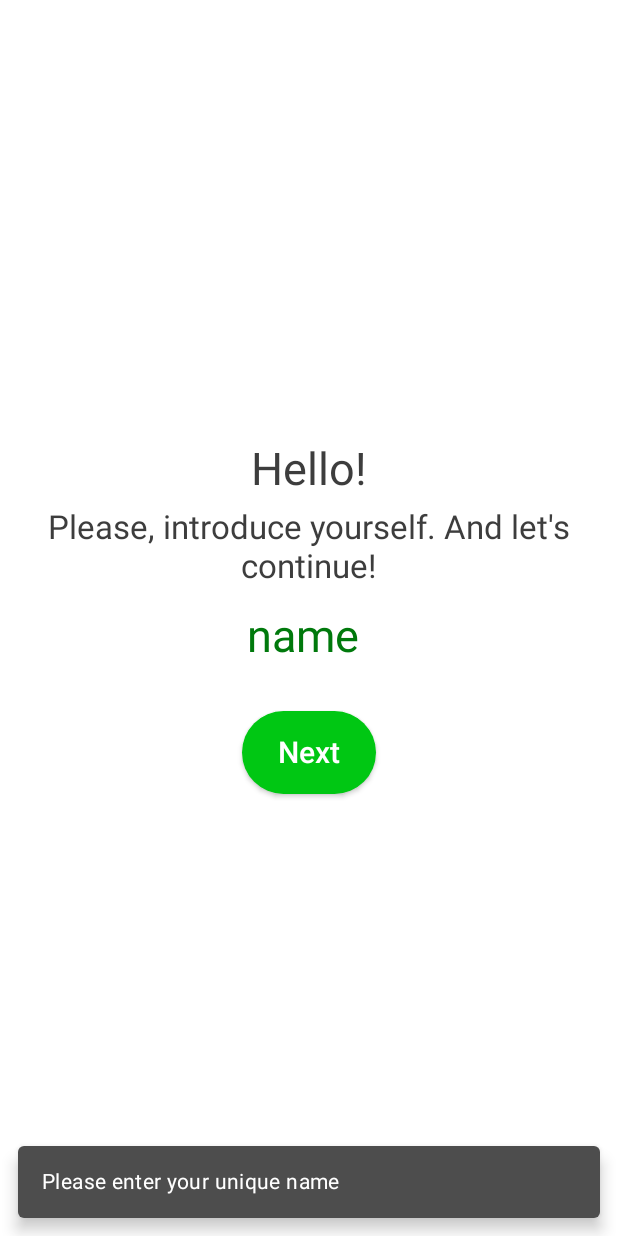
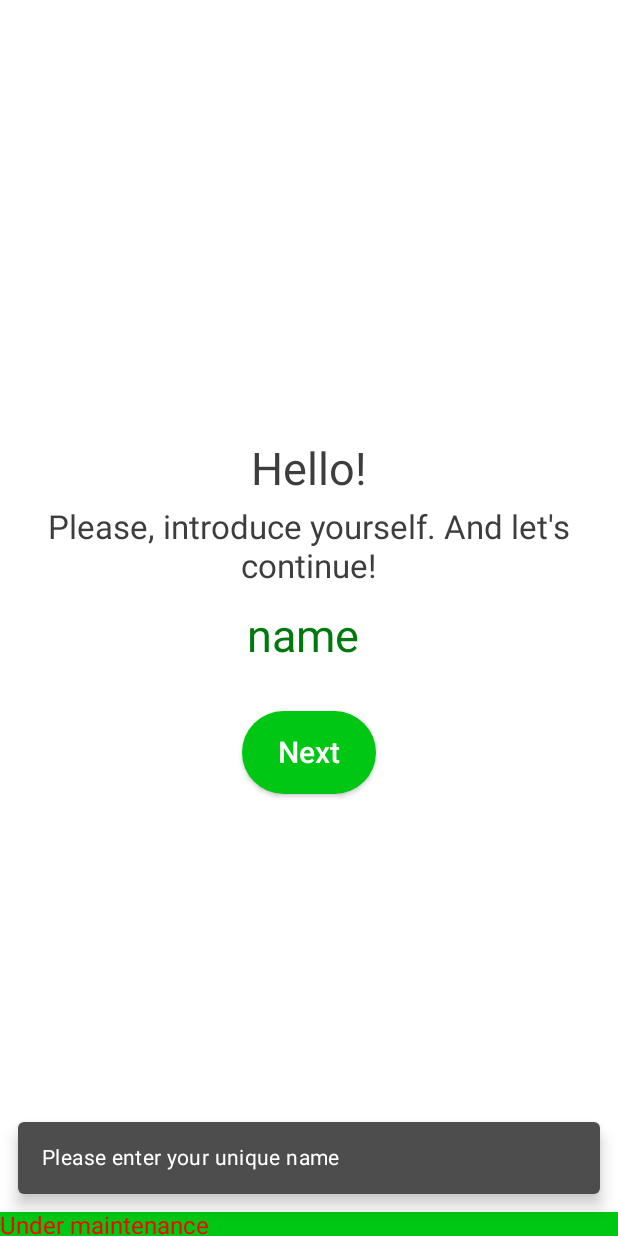
Before and after one commit to SVadimko/FoodTrackerApp, an Android app built with Jetpack Compose: the screen it shows after launch (MainActivity), after a tap on "Next", on a phone screen of 412 x 824 dp. Run offline under Robolectric (Android 15) with nearby library versions, the phone set to English and light mode, and no system bars; our stand-ins replace Dagger/Hilt's generated code.

Commit message:
add bottomsheet replace scaffold to bottomsheetscaffold

```diff
--- a/app/src/main/java/com/vadimko/foodtrackerapp/MainActivity.kt
+++ b/app/src/main/java/com/vadimko/foodtrackerapp/MainActivity.kt
@@ -4,11 +4,10 @@ import android.os.Bundle
 import androidx.activity.ComponentActivity
 import androidx.activity.compose.setContent
 import androidx.activity.viewModels
+import androidx.compose.foundation.layout.Box
 import androidx.compose.foundation.layout.fillMaxSize
 import androidx.compose.foundation.layout.padding
-import androidx.compose.material.Scaffold
-import androidx.compose.material.Text
-import androidx.compose.material.rememberScaffoldState
+import androidx.compose.material.*
 import androidx.compose.runtime.Composable
 import androidx.compose.runtime.getValue
 import androidx.compose.runtime.mutableStateOf
@@ -16,6 +15,7 @@ import androidx.compose.runtime.saveable.rememberSaveable
 import androidx.compose.ui.Modifier
 import androidx.compose.ui.draw.drawWithContent
 import androidx.compose.ui.tooling.preview.Preview
+import androidx.compose.ui.unit.dp
 import androidx.core.splashscreen.SplashScreen.Companion.installSplashScreen
 import androidx.navigation.NavType
 import androidx.navigation.compose.NavHost
@@ -50,6 +50,7 @@ class MainActivity : ComponentActivity() {
 
     private val viewModel: MainVM by viewModels()
 
+    @OptIn(ExperimentalMaterialApi::class)
     override fun onCreate(savedInstanceState: Bundle?) {
         super.onCreate(savedInstanceState)
         installSplashScreen().setKeepOnScreenCondition{
@@ -63,14 +64,19 @@ class MainActivity : ComponentActivity() {
                           color = MaterialTheme.colors.background
                       ) {*/
                 val navController = rememberNavController()
-                val scaffoldState = rememberScaffoldState()
+                val sheetState = rememberBottomSheetState(initialValue = BottomSheetValue.Collapsed)
+                val scaffoldState = rememberBottomSheetScaffoldState(bottomSheetState = sheetState)
                val navBackStackEntry by navController.currentBackStackEntryAsState()
                 val bottomBarState = rememberSaveable { (mutableStateOf(false)) }
                 when (navBackStackEntry?.destination?.route) {
                     Route.TRACKER_OVERVIEW, Route.SEARCH ->  bottomBarState.value = true
                     else -> bottomBarState.value = false
                 }
-                Scaffold(
+                BottomSheetScaffold(
+                    scaffoldState = scaffoldState,
+                    sheetContent = {
+                        BottomSheet()
+                    },
                   /*  bottomBar = {
                             BottomNavigationBar(
                                 items = NavBarItemsList.createNavItemsList(),
@@ -82,13 +88,13 @@ class MainActivity : ComponentActivity() {
                             )
                     },*/
                     modifier = Modifier.fillMaxSize(),
-                    scaffoldState = scaffoldState,
-                ) { padding->
+                    sheetPeekHeight = 16.dp
+                ) { Box {
                     NavHost(
                         navController = navController,
                         startDestination = if (prefs.loadShouldShowOnboarding()) Route.WELCOME else Route.TRACKER_OVERVIEW,
-                        modifier = Modifier
-                            .padding(padding)
+//                        modifier = Modifier
+//                            .padding(padding)
 
                     ) {
                         composable(Route.WELCOME) {
@@ -120,7 +126,7 @@ class MainActivity : ComponentActivity() {
                                 }
                             )
                         }
-                    /*    composable(Route.WEIGHT) {
+                        /*    composable(Route.WEIGHT) {
                             WeightScreen(
                                 scaffoldState = scaffoldState,
                                 onNextClick = {
@@ -136,7 +142,7 @@ class MainActivity : ComponentActivity() {
                                 ) {
                                     type = NavType.StringType
                                 }
-                                )
+                            )
                         ) {
                             val height = it.arguments?.getString("height")!!
                             WeightScreen(
@@ -147,15 +153,15 @@ class MainActivity : ComponentActivity() {
                                 })
 
                         }
-                        composable(Route.HEIGHT){
+                        composable(Route.HEIGHT) {
                             HeightScreen(
                                 scaffoldState = scaffoldState,
-                                onNextClick = { height->
+                                onNextClick = { height ->
                                     navController.navigate(
                                         Route.WEIGHT +
                                                 "/$height"
                                     )
-                                } )
+                                })
                         }
                         composable(Route.NUTRIENT_GOAL) {
                             NutritionScreen(
@@ -232,7 +238,7 @@ class MainActivity : ComponentActivity() {
                         }
                     }
                     //  }
-
+                }
                 }
             }
         }
--- /dev/null
+++ b/app/src/main/java/com/vadimko/foodtrackerapp/TestBottomSheet.kt
@@ -0,0 +1,25 @@
+package com.vadimko.foodtrackerapp
+
+import androidx.compose.foundation.background
+import androidx.compose.foundation.layout.Box
+import androidx.compose.foundation.layout.fillMaxSize
+import androidx.compose.foundation.layout.fillMaxWidth
+import androidx.compose.material.MaterialTheme
+import androidx.compose.material.Text
+import androidx.compose.runtime.Composable
+import androidx.compose.ui.Alignment
+import androidx.compose.ui.Modifier
+import androidx.compose.ui.graphics.Color
+
+@Composable
+fun BottomSheet(){
+    Box(
+        modifier = Modifier.fillMaxSize(), contentAlignment = Alignment.Center
+    ) {
+        Text(
+            text = "Under maintenance",
+            color = Color.Red,
+            modifier = Modifier.fillMaxSize().background(MaterialTheme.colors.primary)
+        )
+    }
+}
--- a/tracker/tracker_presentation/src/main/java/com/vadimko/tracker_presentation/search/SearchScreen.kt
+++ b/tracker/tracker_presentation/src/main/java/com/vadimko/tracker_presentation/search/SearchScreen.kt
@@ -30,10 +30,10 @@ import com.vadimko.tracker_presentation.search.components.SearchTextField
 import com.vadimko.tracker_presentation.search.components.TrackableFoodItem
 import java.time.LocalDate
 
-@OptIn(ExperimentalComposeUiApi::class)
+@OptIn(ExperimentalComposeUiApi::class, ExperimentalMaterialApi::class)
 @Composable
 fun SearchScreen(
-    scaffoldState: ScaffoldState,
+    scaffoldState: BottomSheetScaffoldState,
     mealName: String,
     dayOfMonth: Int,
     month: Int,
```
Also changed, not shown: onboarding/onboarding_presentation/src/main/java/com/vadimko/onboarding_presentation/age/AgeScreen.kt (+3 -4 lines), onboarding/onboarding_presentation/src/main/java/com/vadimko/onboarding_presentation/height/HeightScreen.kt (+3 -4 lines), onboarding/onboarding_presentation/src/main/java/com/vadimko/onboarding_presentation/nutrition/NutritientScreen.kt (+3 -4 lines), onboarding/onboarding_presentation/src/main/java/com/vadimko/onboarding_presentation/weight/WeightScreen.kt (+3 -4 lines), onboarding/onboarding_presentation/src/main/java/com/vadimko/onboarding_presentation/welcome/WelcomeScreen.kt (+3 -4 lines).
